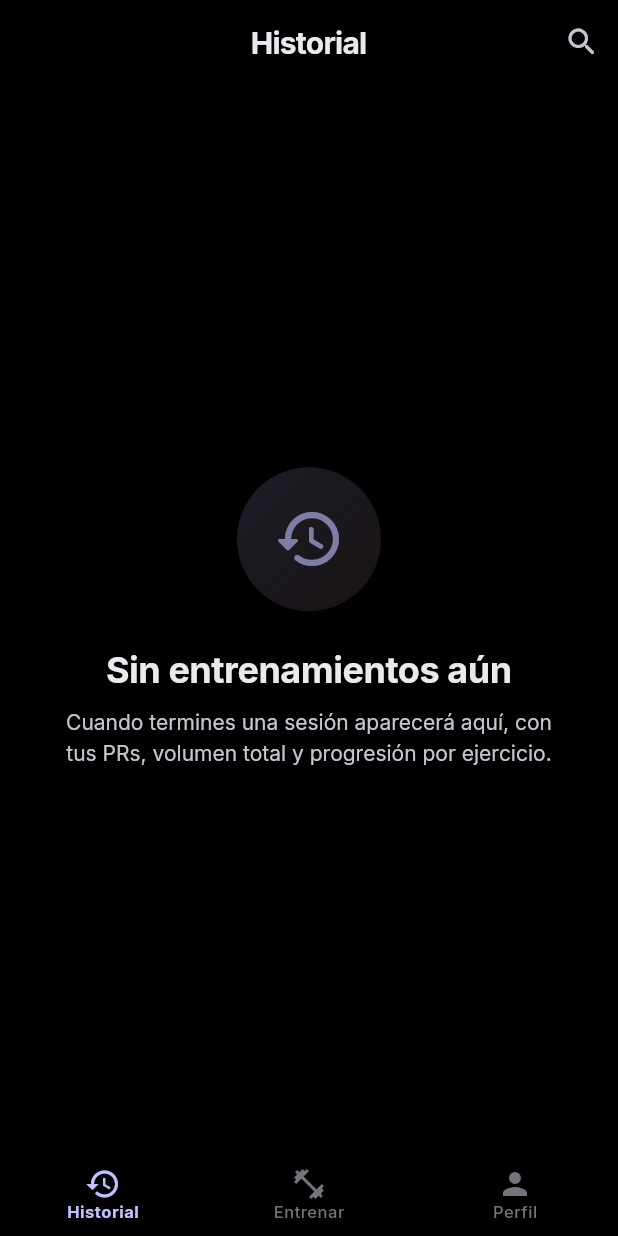
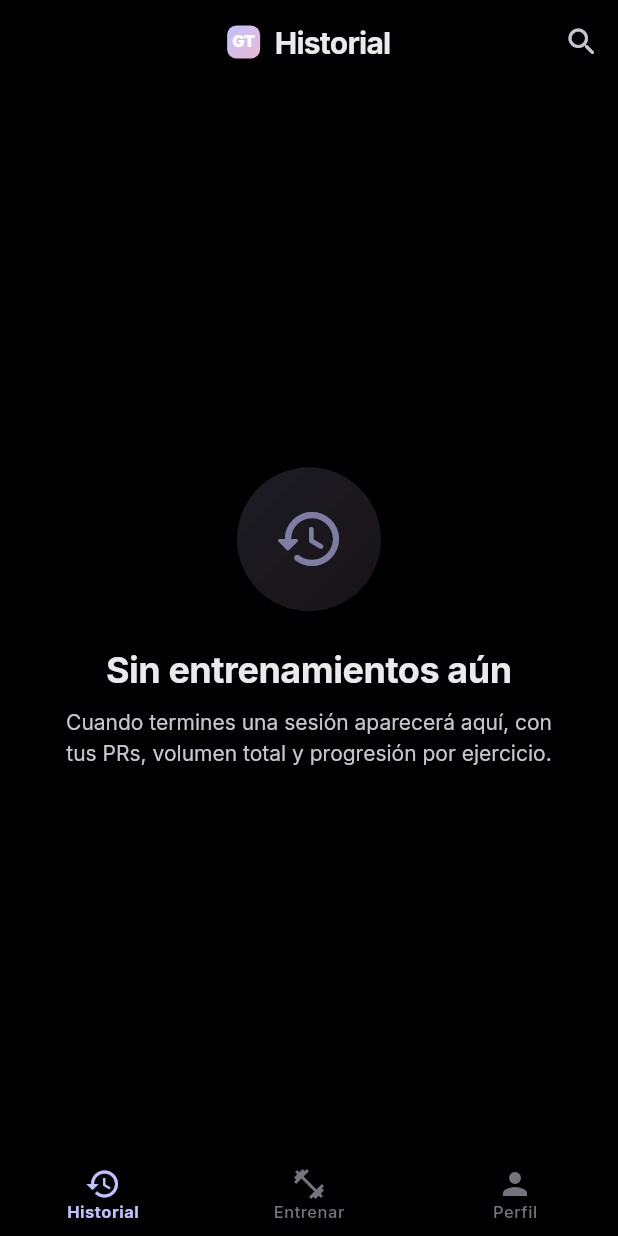
Before and after one commit to yeerayyy06/GymApp, a Flutter app: the HistoryScreen screen opened by its route, on a phone screen of 412 x 824 dp. Run offline on Flutter 3.47's test engine with Material 3 defaults, Android fonts, the phone set to English and light mode, and no system bars; our stand-ins replace confetti, drift, fl_chart, flutter_riverpod, flutter_staggered_animations, go_router and 5 more; missing offline and left inert: dart:js_interop, dart:ui_web, file_saver; accounts and stored records are empty; generated files the repository leaves out were written again.

Commit message:
feat: reproductor de vídeo embebido + identidad visual (logo GT)
Reproductor de vídeo dentro de la app
- features/exercises/widgets/exercise_video_view.dart: export
  condicional según dart.library.js_interop
- _view_web.dart: HtmlElementView con iframe registrado en
  dart:ui_web platformViewRegistry; src apunta a
  youtube.com/embed?listType=search&list=<query> donde query es
  "cómo hacer X técnica correcta tutorial"; allows autoplay,
  encrypted-media, picture-in-picture y fullscreen
- _view_stub.dart: fallback nativo (botón "Abrir en YouTube")
- exercise_video_sheet.dart: ExerciseVideoSheet.show abre un
  modalBottomSheet altura 85%, fondo negro, esquinas 24, header
  con badge play + "TÉCNICA" + nombre del ejercicio + open_in_new
  + close; cuerpo con ExerciseVideoView
- LoggedExerciseCard y ExerciseHistoryScreen sustituyen
  openExerciseVideo (url_launcher externo) por
  ExerciseVideoSheet.show, así el vídeo se ve dentro de la app
  sin abandonarla

Identidad visual: monograma GT
- shared/widgets/app_logo.dart: AppLogo cuadrado 22px con
  gradiente primary→tertiary y monograma "GT" en w900 blanco
- AppBarTitle = AppLogo + texto del tab, centrado
- Aplicado en AppBar de HistoryScreen, WorkoutScreen y
  ProfileScreen → marca consistente en toda la nav

Animación count-up (preparada, lista para enchufar)
- shared/widgets/animated_count.dart: AnimatedCount con
  TweenAnimationBuilder<double> 0→value, 700ms easeOutCubic,
  útil para hero numbers (streak, sesiones del mes, etc)

```diff
--- /dev/null
+++ b/lib/features/exercises/widgets/exercise_video_view.dart
@@ -0,0 +1,2 @@
+export 'exercise_video_view_stub.dart'
+    if (dart.library.js_interop) 'exercise_video_view_web.dart';
--- a/lib/features/history/exercise_history_screen.dart
+++ b/lib/features/history/exercise_history_screen.dart
@@ -10,7 +10,7 @@ import '../../core/utils/one_rep_max.dart';
 import '../../core/utils/weight_format.dart';
 import '../../shared/widgets/line_chart_card.dart';
 import '../../shared/widgets/skeleton.dart';
-import '../exercises/data/exercise_videos.dart';
+import '../exercises/widgets/exercise_video_sheet.dart';
 import 'data/history_models.dart';
 import 'providers/history_providers.dart';
 import 'widgets/pr_badge.dart';
@@ -36,7 +36,8 @@ class ExerciseHistoryScreen extends ConsumerWidget {
                 : IconButton(
                     tooltip: 'Ver técnica',
                     icon: const Icon(Icons.play_circle_outline_rounded),
-                    onPressed: () => openExerciseVideo(h.exercise.name),
+                    onPressed: () =>
+                        ExerciseVideoSheet.show(context, h.exercise.name),
                   ),
             loading: () => const SizedBox.shrink(),
             error: (_, __) => const SizedBox.shrink(),
--- a/lib/features/history/history_screen.dart
+++ b/lib/features/history/history_screen.dart
@@ -3,6 +3,7 @@ import 'package:flutter_riverpod/flutter_riverpod.dart';
 import 'package:flutter_staggered_animations/flutter_staggered_animations.dart';
 
 import '../../core/utils/formatters.dart';
+import '../../shared/widgets/app_logo.dart';
 import '../../shared/widgets/skeleton.dart';
 import 'providers/history_providers.dart';
 import 'widgets/history_calendar.dart';
@@ -24,13 +25,7 @@ class HistoryScreen extends ConsumerWidget {
 
     return Scaffold(
       appBar: AppBar(
-        title: const Text(
-          'Historial',
-          style: TextStyle(
-            fontWeight: FontWeight.w700,
-            letterSpacing: -0.5,
-          ),
-        ),
+        title: const AppBarTitle(label: 'Historial'),
         actions: [
           IconButton(
             tooltip: 'Buscar',
--- a/lib/features/profile/profile_screen.dart
+++ b/lib/features/profile/profile_screen.dart
@@ -7,6 +7,7 @@ import '../../core/providers/clock_provider.dart';
 import '../../core/providers/settings_providers.dart';
 import '../../core/utils/formatters.dart';
 import '../../core/utils/weight_format.dart';
+import '../../shared/widgets/app_logo.dart';
 import '../../shared/widgets/line_chart_card.dart';
 import '../history/providers/history_providers.dart';
 import 'providers/profile_providers.dart';
@@ -33,7 +34,7 @@ class ProfileScreen extends ConsumerWidget {
     final entriesAsync = ref.watch(bodyweightEntriesProvider);
     return Scaffold(
       appBar: AppBar(
-        title: const Text('Perfil'),
+        title: const AppBarTitle(label: 'Perfil'),
         actions: [
           IconButton(
             tooltip: 'Ajustes',
--- /dev/null
+++ b/lib/shared/widgets/app_logo.dart
@@ -0,0 +1,63 @@
+import 'package:flutter/material.dart';
+
+/// Marca compacta de la app: monograma "GT" en un cuadrado con
+/// gradiente primary→tertiary. Pensada para usarse en AppBar.
+class AppLogo extends StatelessWidget {
+  const AppLogo({super.key, this.size = 22});
+
+  final double size;
+
+  @override
+  Widget build(BuildContext context) {
+    final scheme = Theme.of(context).colorScheme;
+    return Container(
+      width: size,
+      height: size,
+      alignment: Alignment.center,
+      decoration: BoxDecoration(
+        borderRadius: BorderRadius.circular(size * 0.28),
+        gradient: LinearGradient(
+          begin: Alignment.topLeft,
+          end: Alignment.bottomRight,
+          colors: [scheme.primary, scheme.tertiary],
+        ),
+      ),
+      child: Text(
+        'GT',
+        style: TextStyle(
+          color: Colors.white,
+          fontWeight: FontWeight.w900,
+          fontSize: size * 0.5,
+          letterSpacing: -0.4,
+          height: 1,
+        ),
+      ),
+    );
+  }
+}
+
+/// Título del AppBar con el logo a la izquierda + texto.
+class AppBarTitle extends StatelessWidget {
+  const AppBarTitle({super.key, required this.label});
+
+  final String label;
+
+  @override
+  Widget build(BuildContext context) {
+    return Row(
+      mainAxisAlignment: MainAxisAlignment.center,
+      mainAxisSize: MainAxisSize.min,
+      children: [
+        const AppLogo(size: 22),
+        const SizedBox(width: 10),
+        Text(
+          label,
+          style: const TextStyle(
+            fontWeight: FontWeight.w700,
+            letterSpacing: -0.5,
+          ),
+        ),
+      ],
+    );
+  }
+}
```
Also changed, not shown: lib/features/exercises/widgets/exercise_video_sheet.dart (added, +112 -0 lines), lib/features/exercises/widgets/exercise_video_view_stub.dart (added, +37 -0 lines), lib/features/exercises/widgets/exercise_video_view_web.dart (added, +52 -0 lines), lib/features/workout/widgets/logged_exercise_card.dart (+5 -3 lines), lib/features/workout/workout_screen.dart (+2 -7 lines), lib/shared/widgets/animated_count.dart (added, +34 -0 lines).
